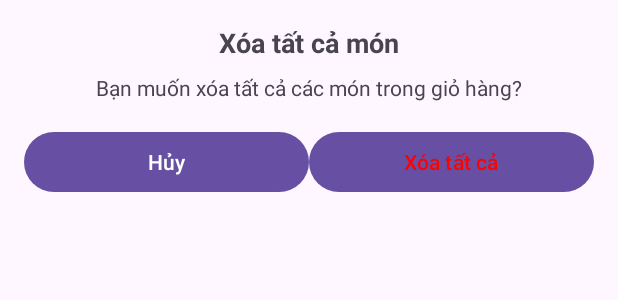
After one commit to hoanglongjpg/FastDine, an Android app: the layout deletecart_cf.xml on its own in the app's theme, with its tools: preview values and no code run, on a phone screen of 412 x 824 dp. The commit adds this screen. Shown: the top 300 px of the screen. Run offline under Robolectric (Android 15) with nearby library versions, the phone set to English and light mode, and no system bars.

Commit message:
hoan thien chuc nang xao tat mon anw trg gio hang

```diff
--- /dev/null
+++ b/app/src/main/res/layout/deletecart_cf.xml
@@ -0,0 +1,45 @@
+<?xml version="1.0" encoding="utf-8"?>
+<LinearLayout xmlns:android="http://schemas.android.com/apk/res/android"
+    android:layout_width="match_parent"
+    android:layout_height="wrap_content"
+    android:orientation="vertical"
+    android:padding="16dp">
+
+    <TextView
+        android:layout_width="wrap_content"
+        android:layout_height="wrap_content"
+        android:text="Xóa tất cả món"
+        android:textSize="18sp"
+        android:textStyle="bold"
+        android:layout_gravity="center_horizontal" />
+
+    <TextView
+        android:layout_width="wrap_content"
+        android:layout_height="wrap_content"
+        android:text="Bạn muốn xóa tất cả các món trong giỏ hàng?"
+        android:layout_marginTop="8dp"
+        android:layout_gravity="center_horizontal" />
+
+    <LinearLayout
+        android:layout_width="match_parent"
+        android:layout_height="wrap_content"
+        android:orientation="horizontal"
+        android:gravity="center"
+        android:layout_marginTop="16dp">
+
+        <Button
+            android:id="@+id/cancelButton"
+            android:layout_width="0dp"
+            android:layout_height="wrap_content"
+            android:layout_weight="1"
+            android:text="Hủy" />
+
+        <Button
+            android:id="@+id/confirmDeleteButton"
+            android:layout_width="0dp"
+            android:layout_height="wrap_content"
+            android:layout_weight="1"
+            android:text="Xóa tất cả"
+            android:textColor="#FF0000" />
+    </LinearLayout>
+</LinearLayout>
--- a/gradle/libs.versions.toml
+++ b/gradle/libs.versions.toml
@@ -1,5 +1,5 @@
 [versions]
-agp = "8.6.0"
+agp = "8.7.1"
 firebaseBom = "33.4.0"
 junit = "4.13.2"
 junitVersion = "1.2.1"
```
Also changed, not shown: app/src/main/java/com/fastdine/utt/controller/CustomerController.java (+14 -0 lines), app/src/main/java/com/fastdine/utt/model/Cart.java (+15 -0 lines), app/src/main/java/com/fastdine/utt/view/CartActivity.java (+27 -1 lines), gradle/wrapper/gradle-wrapper.properties.
